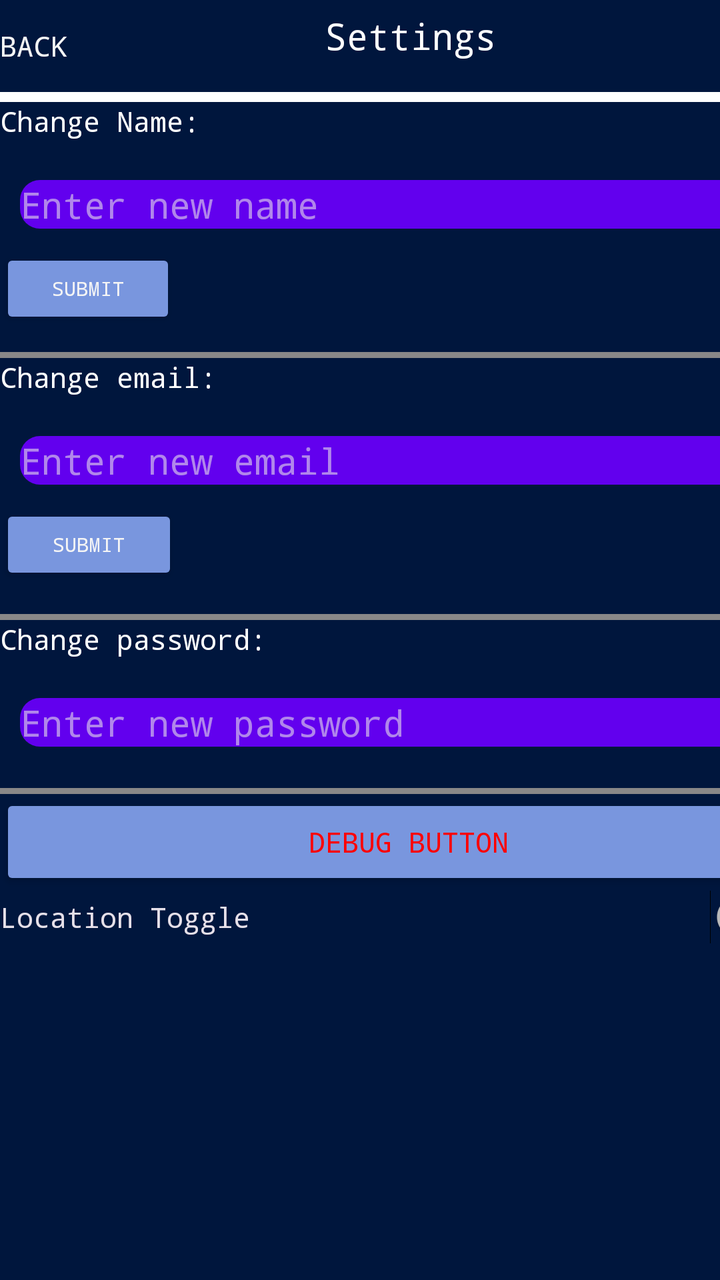
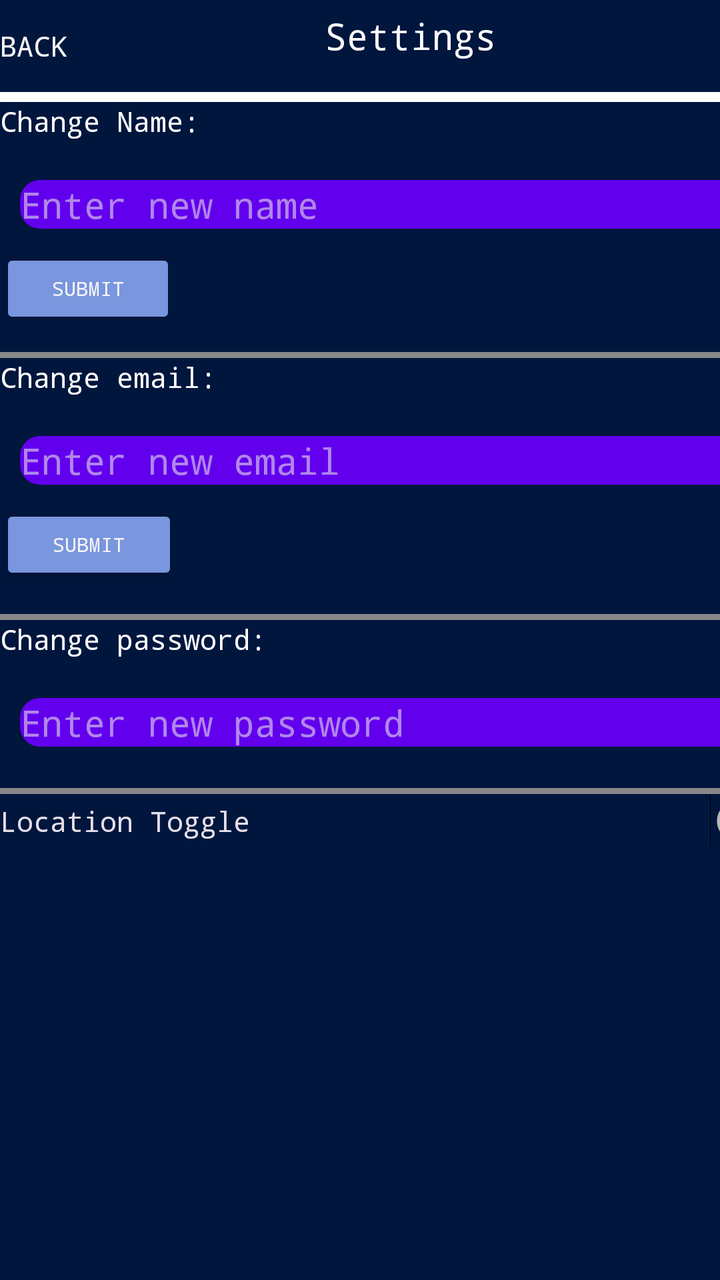

Before-and-after screenshots of an Android layout around one commit, followed by the original layout XML and the change that was made.
<!-- AndroidManifest.xml: application theme Theme.Dissonance -->
<!-- res/layout/activity_profile_editor.xml -->
<?xml version="1.0" encoding="utf-8"?>
<androidx.constraintlayout.widget.ConstraintLayout xmlns:android="http://schemas.android.com/apk/res/android"
    xmlns:app="http://schemas.android.com/apk/res-auto"
    android:layout_width="match_parent"
    android:layout_height="match_parent">

    <LinearLayout
        android:layout_width="409dp"
        android:layout_height="729dp"
        android:orientation="vertical"
        app:layout_constraintStart_toStartOf="parent"
        app:layout_constraintTop_toTopOf="parent">

        <LinearLayout
            android:layout_width="match_parent"
            android:layout_height="46dp"
            android:orientation="horizontal">

            <Button
                android:id="@+id/backButton"
                android:layout_width="2dp"
                android:layout_height="wrap_content"
                android:layout_gravity="center"
                android:layout_weight="1"
                android:background="#00EF0D0D"
                android:backgroundTint="#C12E2E"
                android:gravity="center|start"
                android:text="@string/back"
                app:icon="?attr/homeAsUpIndicator"
                app:iconPadding="20dp" />

            <TextView
                android:id="@+id/textView2"
                android:layout_width="252dp"
                android:layout_height="36dp"
                android:layout_weight="1"
                android:gravity="center"
                android:text="@string/settings"
                android:textColor="#FDFDFD"
                android:textSize="18sp" />

            <Space
                android:layout_width="wrap_content"
                android:layout_height="match_parent"
                android:layout_weight="1" />
        </LinearLayout>

        <LinearLayout
            android:layout_width="match_parent"
            android:layout_height="130dp"
            android:orientation="vertical">

            <View
                android:id="@+id/view2"
                android:layout_width="match_parent"
                android:layout_height="5dp"
                android:background="#FFFFFF" />

            <TextView
                android:id="@+id/editNameText"
                android:layout_width="match_parent"
                android:layout_height="wrap_content"
                android:fontFamily="monospace"
                android:text="@string/change_name"
                android:textColor="#FFFFFF" />

            <EditText
                android:id="@+id/editNameBox"
                android:layout_width="match_parent"
                android:layout_height="wrap_content"
                android:layout_marginTop="10dp"
                android:autofillHints="Enter new name"
                android:background="@drawable/btn_profile"
                android:hint="@string/enter_new_name"
                android:inputType="textPersonName" />

            <Button
                android:id="@+id/changeNameButton"
                android:layout_width="wrap_content"
                android:layout_height="40dp"
                android:text="Submit"
                android:textSize="10sp" />
        </LinearLayout>

        <View
            android:id="@+id/view3"
            android:layout_width="match_parent"
            android:layout_height="3dp"
            android:background="#898888" />

        <LinearLayout
            android:layout_width="match_parent"
            android:layout_height="128dp"
            android:orientation="vertical">

            <TextView
                android:id="@+id/editEmailText"
                android:layout_width="match_parent"
                android:layout_height="wrap_content"
                android:text="@string/change_email"
                android:textColor="#FFFFFF" />

            <EditText
                android:id="@+id/editEmailBox"
                android:layout_width="match_parent"
                android:layout_height="wrap_content"
                android:layout_marginTop="10dp"
                android:autofillHints="Enter new name"
                android:background="@drawable/btn_profile"
                android:hint="@string/enter_new_email"
                android:inputType="textPersonName" />

            <Button
                android:id="@+id/changeEmailButton"
                android:layout_width="89dp"
                android:layout_height="40dp"
                android:text="Submit"
                android:textSize="10sp" />

        </LinearLayout>

        <View
            android:id="@+id/view5"
            android:layout_width="match_parent"
            android:layout_height="3dp"
            android:background="#898888" />

        <LinearLayout
            android:layout_width="match_parent"
            android:layout_height="84dp"
            android:orientation="vertical">

            <TextView
                android:id="@+id/editEmailText2"
                android:layout_width="match_parent"
                android:layout_height="wrap_content"
                android:text="@string/change_password"
                android:textColor="#FFFFFF" />

            <EditText
                android:id="@+id/editEmailBox3"
                android:layout_width="match_parent"
                android:layout_height="wrap_content"
                android:layout_marginTop="10dp"
                android:autofillHints="Enter new name"
                android:background="@drawable/btn_profile"
                android:hint="@string/enter_new_password"
                android:inputType="textPersonName" />
        </LinearLayout>

        <View
            android:id="@+id/view4"
            android:layout_width="match_parent"
            android:layout_height="3dp"
            android:background="#898888" />

        <Button
            android:id="@+id/deugButton"
            android:layout_width="match_parent"
            android:layout_height="wrap_content"
            android:text="DEBUG BUTTON"
            android:textColor="#FF0101" />

        <Switch
            android:id="@+id/locationSwitch"
            android:layout_width="match_parent"
            android:layout_height="wrap_content"
            android:text="Location Toggle" />

    </LinearLayout>
</androidx.constraintlayout.widget.ConstraintLayout>
<!-- resources referenced by this layout -->
<resources>
  <!-- drawable btn_profile (drawable) -->
  <?xml version="1.0" encoding="utf-8"?>
  <inset xmlns:android="http://schemas.android.com/apk/res/android"
      android:insetLeft="10dp"
      android:insetRight="10dp"
      android:insetTop="10dp"
      android:insetBottom="10dp">
  
      <shape android:shape="rectangle">
          <solid android:color="@color/purple_500"/>
          <corners android:radius="10dp"/>
      </shape>
  
  </inset>
  <string name="back">Back</string>
  <string name="change_email">Change email:</string>
  <string name="change_name">Change Name:</string>
  <string name="change_password">Change password:</string>
  <string name="enter_new_email">Enter new email</string>
  <string name="enter_new_name">Enter new name</string>
  <string name="enter_new_password">Enter new password</string>
  <string name="settings">Settings</string>
  <style name="Theme.Dissonance" parent="Theme.Material3.Dark.NoActionBar">
          
          <item name="android:fontFamily">monospace</item>
  
          
          <item name="colorPrimary">@color/primary</item>
          <item name="colorPrimaryContainer">@color/tertiary</item>
          <item name="colorSecondary">@color/secondary</item>
  
          
          <item name="android:colorBackground">@color/background</item>
          <item name="colorSurface">@color/background</item>
  
          
          <item name="android:textColorPrimary">@color/text</item>
          <item name="android:textColorSecondary">@color/secondary</item>
  
          
          <item name="android:statusBarColor">@color/primary</item>
          <item name="android:navigationBarColor">@color/primary</item>
  
          
          <item name="colorButtonNormal">@color/secondary</item>
          <item name="android:colorControlHighlight">@color/ui_selection</item>
          <item name="android:colorAccent">@color/tertiary</item>
      </style>
  <color name="purple_500">#FF6200EE</color>
  <color name="primary">#274479</color>
  <color name="tertiary">#556B9D</color>
  <color name="secondary">#7996DE</color>
  <color name="background">#00163D</color>
  <color name="text">#F5F5F5</color>
  <color name="ui_selection">#4DB1F9</color>
</resources>

<!-- the commit's change to res/layout/activity_profile_editor.xml (unified diff, before → after) -->
@@ -154,13 +154,6 @@
             android:layout_height="3dp"
             android:background="#898888" />
 
-        <Button
-            android:id="@+id/deugButton"
-            android:layout_width="match_parent"
-            android:layout_height="wrap_content"
-            android:text="DEBUG BUTTON"
-            android:textColor="#FF0101" />
-
         <Switch
             android:id="@+id/locationSwitch"
             android:layout_width="match_parent"
